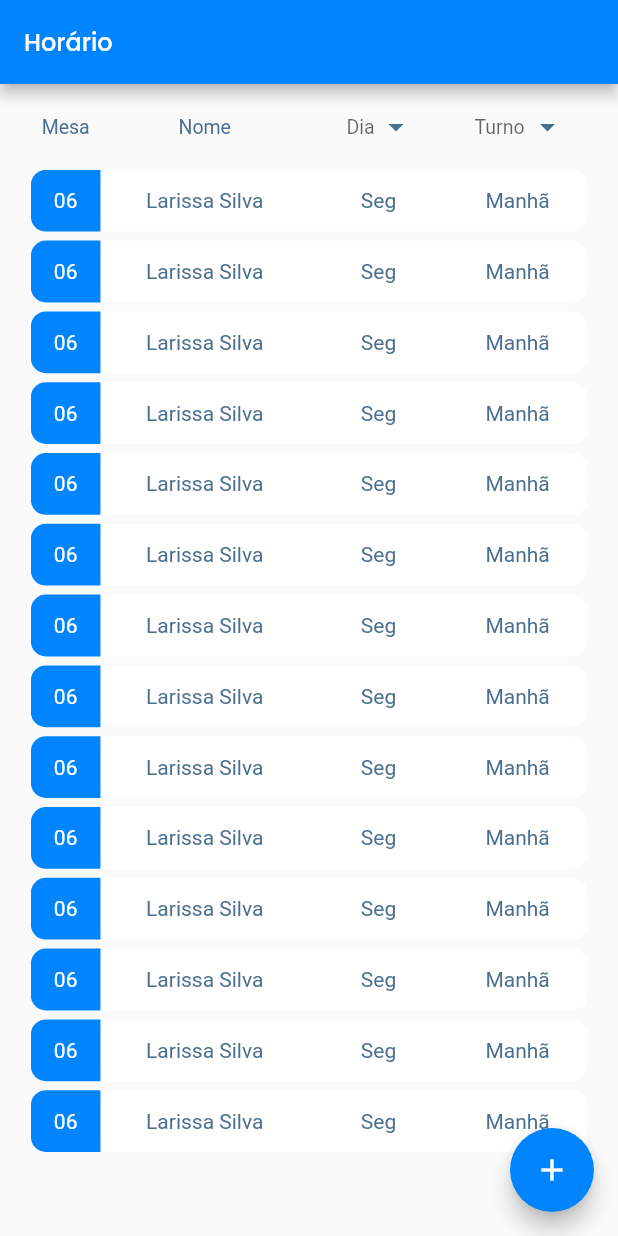
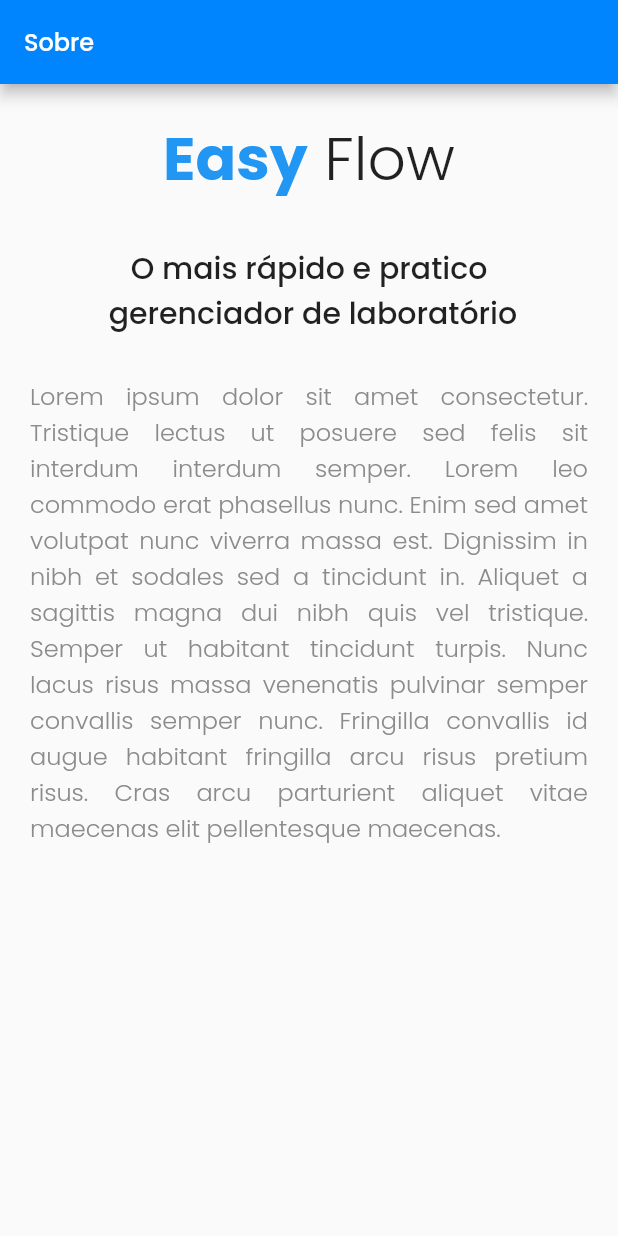
Before and after one commit to LAMPI-Oficial/Easy-Flow, a Flutter app: the screen it shows after launch, on a phone screen of 412 x 824 dp. Run offline on Flutter 3.47's test engine with Material 2 defaults, Android fonts, the phone set to English and light mode, and no system bars; our stand-ins replace auto_size_text, get, result_dart; missing offline and left inert: stylish_dialog; accounts and stored records are empty; Roboto replaces fonts that are missing (Montserrat, Segoe UI).

Commit message:
[FE.2.5] Fiz a tela de sobre a aplicação

```diff
--- a/lib/core/routes/app_pages.dart
+++ b/lib/core/routes/app_pages.dart
@@ -1,5 +1,6 @@
 // ignore_for_file: prefer_const_constructors
 
+import 'package:easyflow/layers/modules/about/pages/about_page.dart';
 import 'package:easyflow/layers/modules/forgot_password/forgot_password_binding.dart';
 import 'package:easyflow/layers/modules/splash_screen/splash_screen_page.dart';
 import 'package:easyflow/layers/modules/login/login_binding.dart';
@@ -17,7 +18,7 @@ import '../../layers/modules/horary/horary_page.dart';
 part './app_routes.dart';
 
 abstract class AppPages {
-  static const initialRoute = Routes.LISTING_HORARY;
+  static const initialRoute = Routes.ABOUT;
   static final pages = [
     GetPage(
       name: Routes.SPLASH_SCREEN,
@@ -59,6 +60,10 @@ abstract class AppPages {
     GetPage(
       name: Routes.LISTING_HORARY,
       page: () => HoraryPage(),
+    ),
+    GetPage(
+      name: Routes.ABOUT,
+      page: () => AboutPage(),
     )
   ];
 }
--- a/lib/core/routes/app_routes.dart
+++ b/lib/core/routes/app_routes.dart
@@ -12,4 +12,5 @@ abstract class Routes {
   static const FORGOT_PASSWORD_NEW_PASSWORD = '/forgot_password/password/new';
   static const FORGOT_PASSWORD_SUCCESS = '/forgot_password/success';
   static const LISTING_HORARY = '/listing_horary';
+  static const ABOUT = '/about';
 }
--- /dev/null
+++ b/lib/layers/modules/about/pages/about_page.dart
@@ -0,0 +1,84 @@
+import 'package:flutter/material.dart';
+
+class AboutPage extends StatelessWidget {
+  const AboutPage({Key? key}) : super(key: key);
+
+  @override
+  Widget build(BuildContext context) {
+    return Scaffold(
+      appBar: AppBar(
+        title: const Text("Sobre"),
+      ),
+      body: const SafeArea(
+        child: SingleChildScrollView(
+          child: Column(
+            crossAxisAlignment: CrossAxisAlignment.center,
+            children: [
+              Padding(
+                padding: EdgeInsets.all(20.0),
+                child: Row(
+                  mainAxisAlignment: MainAxisAlignment.center,
+                  children: [
+                    Text(
+                      "Easy",
+                      style: TextStyle(
+                          color: Colors.blue,
+                          fontSize: 40,
+                          fontWeight: FontWeight.w700,
+                          fontFamily: "Poppins"),
+                    ),
+                    Text(
+                      " Flow",
+                      style: TextStyle(
+                          fontSize: 40,
+                          fontWeight: FontWeight.w300,
+                          fontFamily: "Poppins"),
+                    ),
+                  ],
+                ),
+              ),
+              Padding(
+                padding: EdgeInsets.all(8.0),
+                child: Column(
+                  children: [
+                    Text(
+                      "O mais rápido e pratico\n gerenciador de laboratório",
+                      style: TextStyle(
+                        fontSize: 20,
+                        fontWeight: FontWeight.w500,
+                        fontFamily: "Poppins",
+                      ),
+                      textAlign: TextAlign.center,
+                    ),
+                  ],
+                ),
+              ),
+              Padding(
+                padding: EdgeInsets.all(20.0),
+                child: Text(
+                  "Lorem ipsum dolor sit amet consectetur. Tristique "
+                  "lectus ut posuere sed felis sit interdum interdum "
+                  "semper. Lorem leo commodo erat phasellus nunc. Enim"
+                  " sed amet volutpat nunc viverra massa est. Dignissim"
+                  " in nibh et sodales sed a tincidunt in. Aliquet a"
+                  " sagittis magna dui nibh quis vel tristique. Semper ut"
+                  " habitant tincidunt turpis. Nunc lacus risus massa venenatis"
+                  " pulvinar semper convallis semper nunc. Fringilla convallis id"
+                  " augue habitant fringilla arcu risus pretium risus. Cras arcu"
+                  " parturient aliquet vitae maecenas elit pellentesque maecenas.",
+                  style: TextStyle(
+                    fontSize: 16,
+                    fontWeight: FontWeight.w300,
+                    fontFamily: "Poppins",
+                    color: Color.fromRGBO(139, 139, 139, 1),
+                  ),
+                  textAlign: TextAlign.justify,
+                ),
+              ),
+            ],
+          ),
+        ),
+      ),
+    );
+  }
+}
```
